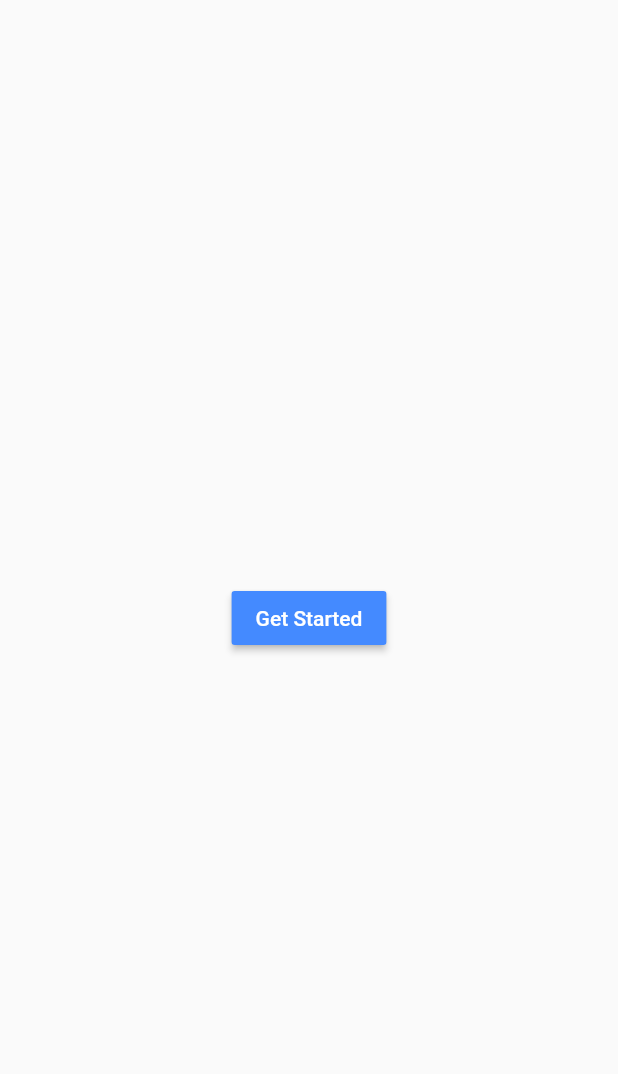
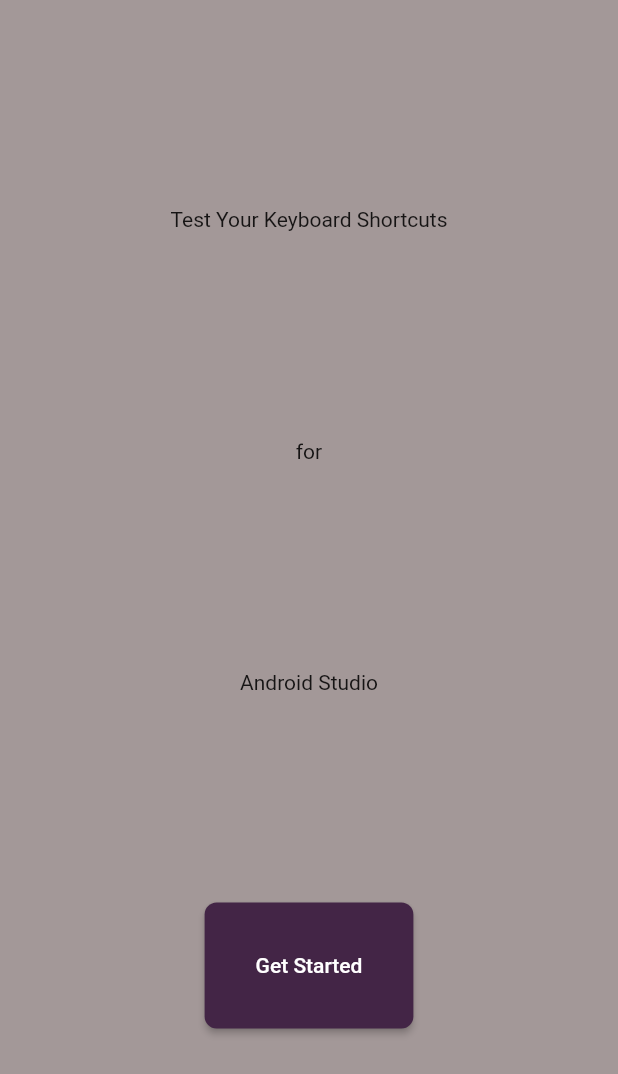
Before and after one commit to PhysicalRevelry/hotkey_flashcards, a Flutter app: the screen it shows after launch, on a phone screen of 412 x 824 dp. Shown: the top 1074 px of the screen. Run offline on Flutter 3.47's test engine with Material 2 defaults, Android fonts, the phone set to English and light mode, and no system bars; our stand-ins replace flutter_hooks, hooks_riverpod; Roboto replaces fonts that are missing (Montserrat).

Commit message:
Working on muh themes

```diff
--- a/lib/const/theme.dart
+++ b/lib/const/theme.dart
@@ -1,48 +1,23 @@
 import 'package:flutter/material.dart';
 
-class CustomTheme {
-  static ThemeData get lightTheme {
-    return ThemeData(
-      primaryColor: Colors.deepPurple,
-      scaffoldBackgroundColor: Colors.white,
-      fontFamily: 'Montserrat',
-      buttonTheme: ButtonThemeData(
-        shape:
-            RoundedRectangleBorder(borderRadius: BorderRadius.circular(18.0)),
-        buttonColor: Colors.deepPurple,
-      ),
-      elevatedButtonTheme: ElevatedButtonThemeData(),
-    );
-  }
-}
+final ThemeData customTheme = ThemeData(
+  primaryColor: Color(0xff567c79),
+  accentColor: Color(0xff432546),
+  scaffoldBackgroundColor: Color(0xffA39898),
+  fontFamily: 'Montserrat',
+  buttonTheme: ButtonThemeData(
+    shape: RoundedRectangleBorder(borderRadius: BorderRadius.circular(18.0)),
+    buttonColor: Color(0xff567c79),
+  ),
+  elevatedButtonTheme: ElevatedButtonThemeData(),
+);
 
 final ButtonStyle raisedButtonStyle = ElevatedButton.styleFrom(
   onPrimary: Colors.white,
-  primary: Colors.blueAccent,
+  primary: Color(0xff432546),
   minimumSize: Size(88, 36),
-  padding: EdgeInsets.symmetric(horizontal: 16),
+  padding: EdgeInsets.all(34),
   shape: const RoundedRectangleBorder(
-    borderRadius: BorderRadius.all(Radius.circular(2)),
+    borderRadius: BorderRadius.all(Radius.circular(8)),
   ),
 );
-
-// ThemeData flashcardsTheme() {
-//   TextTheme basicTextTheme(TextTheme base) {
-//     return base.copyWith(
-//       button: base.button.copyWith(
-//         fontFamily: 'google_fonts/OpenSans-Regular.ttf',
-//         fontSize: 25.0,
-//         color: Colors.white,
-//         fontWeight: FontWeight.bold,
-//       ),
-//     );
-//   }
-//
-//   final ThemeData base = ThemeData.light();
-//
-//   return base.copyWith(
-//     textTheme: basicTextTheme(base.textTheme),
-//     // primaryColor: Color(0xffEA7822),
-//     // buttonColor: Color(0xffEA7822),
-//   );
-// }
--- a/lib/main.dart
+++ b/lib/main.dart
@@ -1,5 +1,6 @@
 import 'package:flutter/material.dart';
 import 'package:hooks_riverpod/hooks_riverpod.dart';
+import 'package:hotkey_flashcards/const/theme.dart';
 import 'package:hotkey_flashcards/screens/flashcards.dart';
 import 'package:hotkey_flashcards/screens/get_started.dart';
 
@@ -8,13 +9,13 @@
 }
 
 class MyApp extends StatelessWidget {
-
   @override
   Widget build(BuildContext context) {
     return MaterialApp(
+      theme: customTheme,
       routes: {
-        '/getStarted' : (context) => GetStarted(),
-        '/flashcards' : (context) => FlashCards(),
+        '/getStarted': (context) => GetStarted(),
+        '/flashcards': (context) => FlashCards(),
       },
       home: GetStarted(),
     );
--- a/lib/screens/get_started.dart
+++ b/lib/screens/get_started.dart
@@ -18,7 +18,21 @@
         onKey: (key) {
           flashCard.getStarted(key, context);
         },
-        child: Center(child: GetStartedButton()),
+        child: Center(
+          child: Column(
+            mainAxisAlignment: MainAxisAlignment.spaceEvenly,
+            children: [
+              Text('Test Your Keyboard Shortcuts'),
+              Text('for'),
+              Text('Android Studio'),
+
+              /// Excel, VS Code, MS Word, general OS,
+              GetStartedButton(),
+
+              /// Will eventually have the option here to change which system you want to test
+            ],
+          ),
+        ),
       ),
     );
   }
```
Also changed, not shown: 1 other file.
